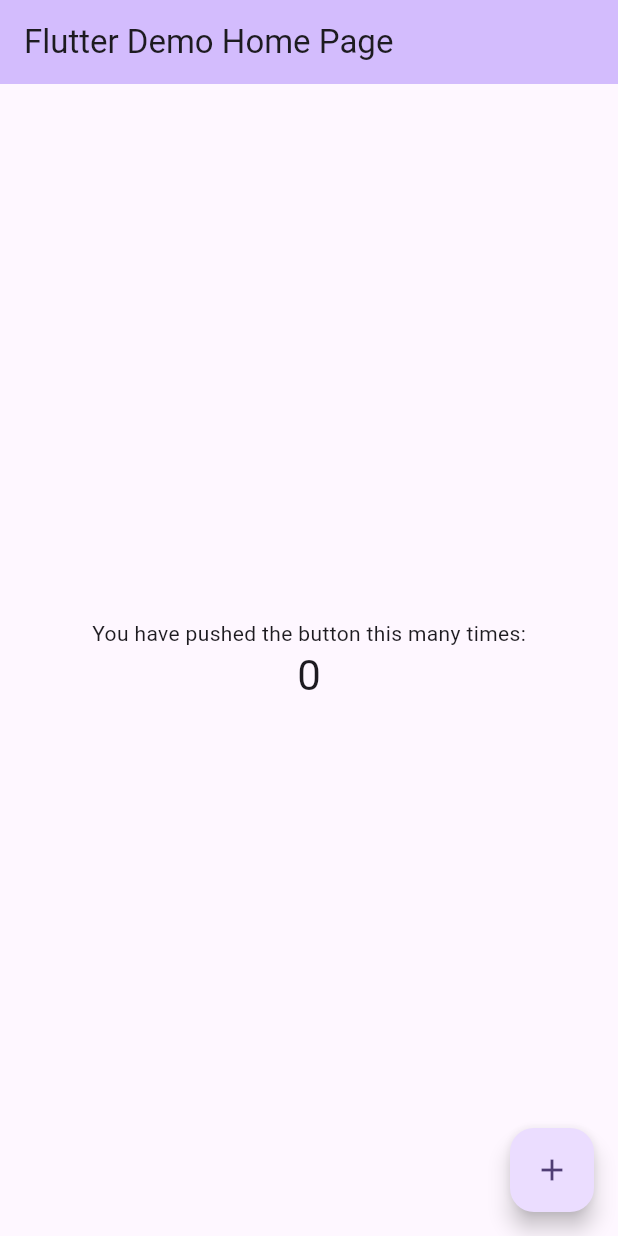
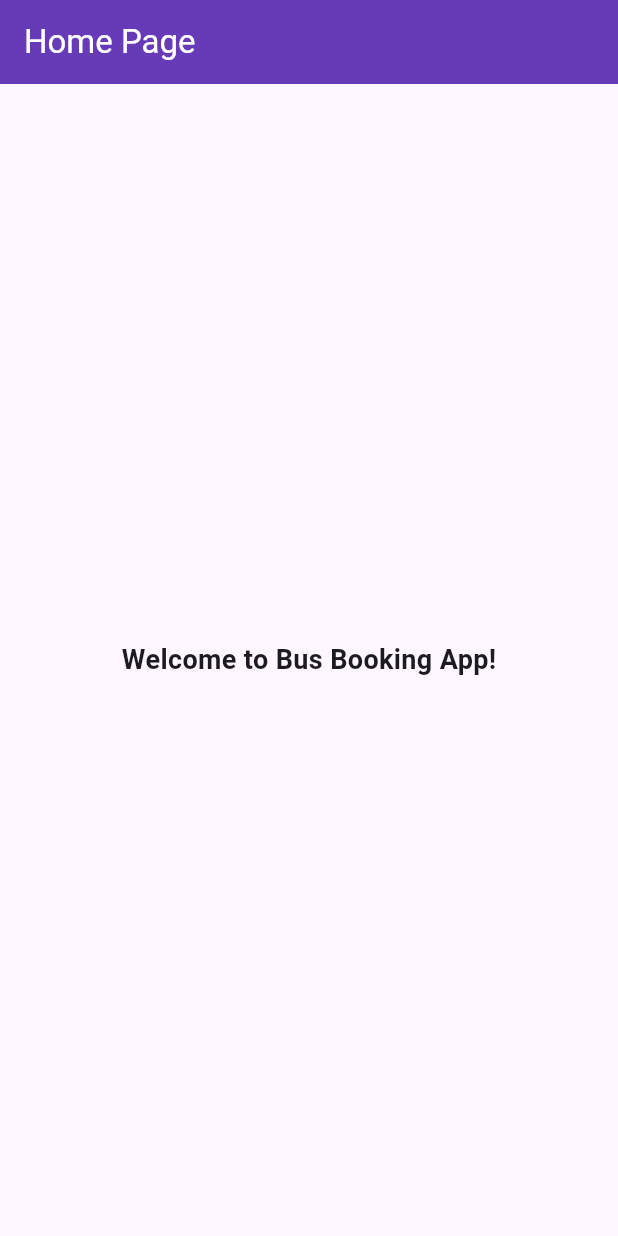
Before and after one commit to Sachith-AB/Bus-Booking-System, a Flutter app: the screen it shows after launch, on a phone screen of 412 x 824 dp. Run offline on Flutter 3.47's test engine with Material 3 defaults, Android fonts, the phone set to English and light mode, and no system bars; our stand-ins replace firebase_core; accounts and stored records are empty.

```diff
--- a/lib/main.dart
+++ b/lib/main.dart
@@ -3,128 +3,46 @@ import 'package:firebase_core/firebase_core.dart';
 import 'package:flutter/material.dart';
 
 Future<void> main() async {
+  WidgetsFlutterBinding.ensureInitialized(); // Ensure Flutter bindings are initialized
   await Firebase.initializeApp(
-    options: DefaultFirebaseOptions.currentPlatform,
-);
+    options: DefaultFirebaseOptions.currentPlatform, // ✅ Fixed Syntax
+  );
   runApp(const MyApp());
 }
 
 class MyApp extends StatelessWidget {
   const MyApp({super.key});
 
-  // This widget is the root of your application.
   @override
   Widget build(BuildContext context) {
     return MaterialApp(
-      title: 'Flutter Demo',
+      title: 'Bus Booking App',
       theme: ThemeData(
-        // This is the theme of your application.
-        //
-        // TRY THIS: Try running your application with "flutter run". You'll see
-        // the application has a purple toolbar. Then, without quitting the app,
-        // try changing the seedColor in the colorScheme below to Colors.green
-        // and then invoke "hot reload" (save your changes or press the "hot
-        // reload" button in a Flutter-supported IDE, or press "r" if you used
-        // the command line to start the app).
-        //
-        // Notice that the counter didn't reset back to zero; the application
-        // state is not lost during the reload. To reset the state, use hot
-        // restart instead.
-        //
-        // This works for code too, not just values: Most code changes can be
-        // tested with just a hot reload.
         colorScheme: ColorScheme.fromSeed(seedColor: Colors.deepPurple),
         useMaterial3: true,
       ),
-      home: const MyHomePage(title: 'Flutter Demo Home Page'),
+      home: const HomePage(),
     );
   }
 }
 
-class MyHomePage extends StatefulWidget {
-  const MyHomePage({super.key, required this.title});
-
-  // This widget is the home page of your application. It is stateful, meaning
-  // that it has a State object (defined below) that contains fields that affect
-  // how it looks.
-
-  // This class is the configuration for the state. It holds the values (in this
-  // case the title) provided by the parent (in this case the App widget) and
-  // used by the build method of the State. Fields in a Widget subclass are
-  // always marked "final".
-
-  final String title;
-
-  @override
-  State<MyHomePage> createState() => _MyHomePageState();
-}
-
-class _MyHomePageState extends State<MyHomePage> {
-  int _counter = 0;
-
-  void _incrementCounter() {
-    setState(() {
-      // This call to setState tells the Flutter framework that something has
-      // changed in this State, which causes it to rerun the build method below
-      // so that the display can reflect the updated values. If we changed
-      // _counter without calling setState(), then the build method would not be
-      // called again, and so nothing would appear to happen.
-      _counter++;
-    });
-  }
+class HomePage extends StatelessWidget {
+  const HomePage({super.key});
 
   @override
   Widget build(BuildContext context) {
-    // This method is rerun every time setState is called, for instance as done
-    // by the _incrementCounter method above.
-    //
-    // The Flutter framework has been optimized to make rerunning build methods
-    // fast, so that you can just rebuild anything that needs updating rather
-    // than having to individually change instances of widgets.
     return Scaffold(
       appBar: AppBar(
-        // TRY THIS: Try changing the color here to a specific color (to
-        // Colors.amber, perhaps?) and trigger a hot reload to see the AppBar
-        // change color while the other colors stay the same.
-        backgroundColor: Theme.of(context).colorScheme.inversePrimary,
-        // Here we take the value from the MyHomePage object that was created by
-        // the App.build method, and use it to set our appbar title.
-        title: Text(widget.title),
+        title: const Text("Home Page"),
+        backgroundColor: Colors.deepPurple,
+        foregroundColor: Colors.white,
       ),
-      body: Center(
-        // Center is a layout widget. It takes a single child and positions it
-        // in the middle of the parent.
-        child: Column(
-          // Column is also a layout widget. It takes a list of children and
-          // arranges them vertically. By default, it sizes itself to fit its
-          // children horizontally, and tries to be as tall as its parent.
-          //
-          // Column has various properties to control how it sizes itself and
-          // how it positions its children. Here we use mainAxisAlignment to
-          // center the children vertically; the main axis here is the vertical
-          // axis because Columns are vertical (the cross axis would be
-          // horizontal).
-          //
-          // TRY THIS: Invoke "debug painting" (choose the "Toggle Debug Paint"
-          // action in the IDE, or press "p" in the console), to see the
-          // wireframe for each widget.
-          mainAxisAlignment: MainAxisAlignment.center,
-          children: <Widget>[
-            const Text(
-              'You have pushed the button this many times:',
-            ),
-            Text(
-              '$_counter',
-              style: Theme.of(context).textTheme.headlineMedium,
-            ),
-          ],
+      body: const Center(
+        child: Text(
+          "Welcome to Bus Booking App!",
+          style: TextStyle(fontSize: 18, fontWeight: FontWeight.bold),
         ),
       ),
-      floatingActionButton: FloatingActionButton(
-        onPressed: _incrementCounter,
-        tooltip: 'Increment',
-        child: const Icon(Icons.add),
-      ), // This trailing comma makes auto-formatting nicer for build methods.
     );
   }
 }
```
